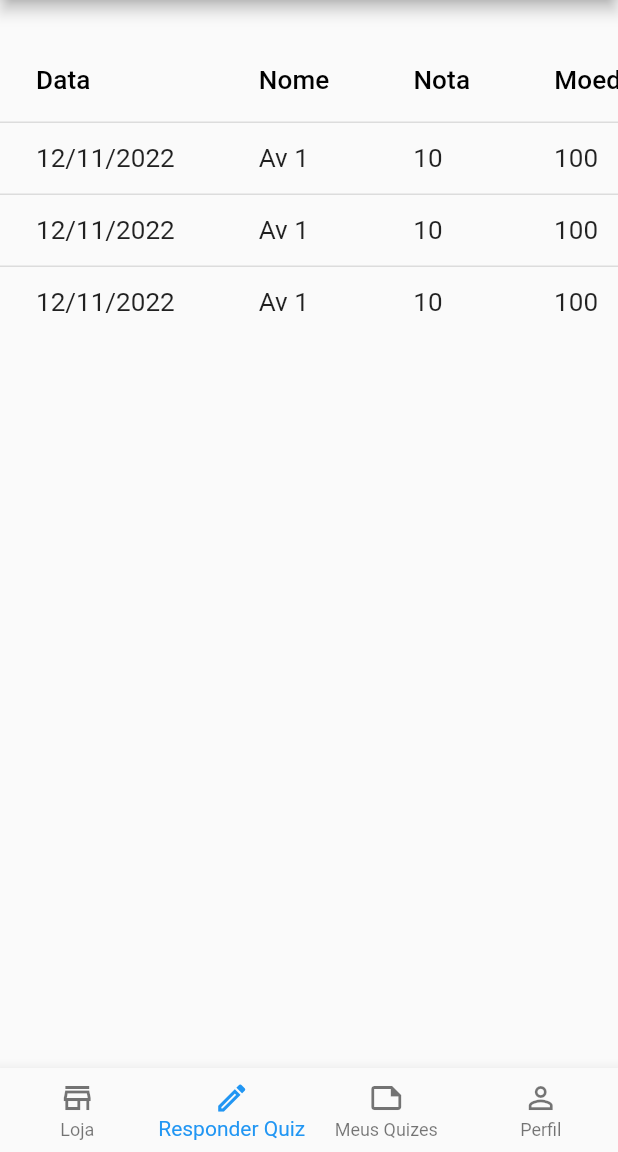
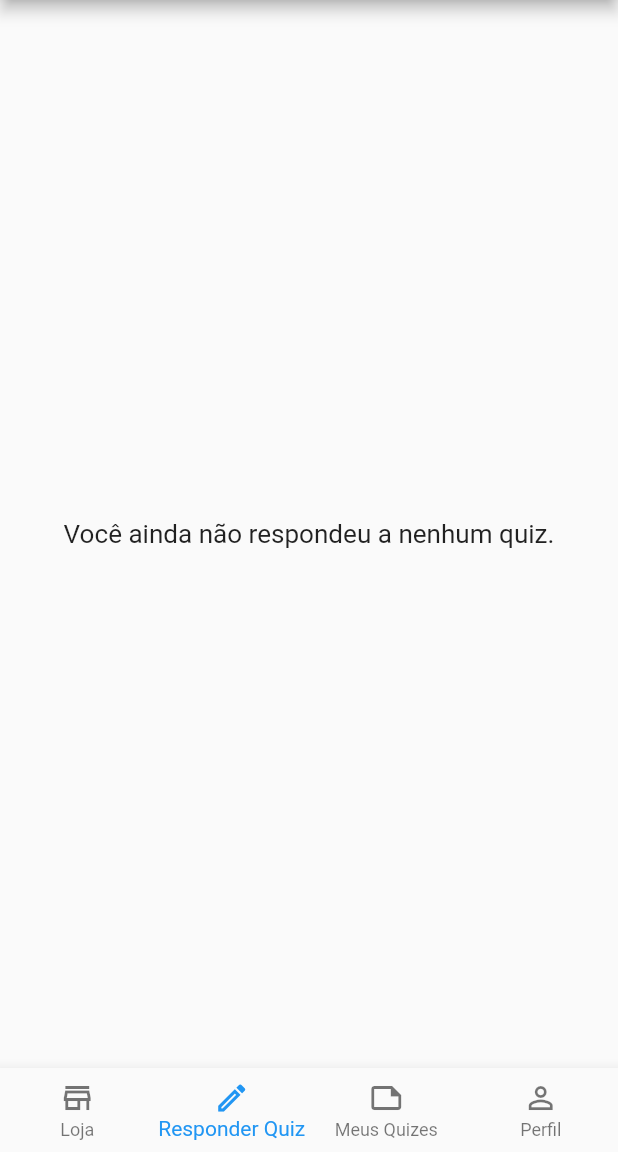
Before and after one commit to luizdebem/revisa-ai-mobile, a Flutter app: the HomeScreen screen opened by its route, swiped to page 3, on a phone screen of 412 x 824 dp, the part 84-1236 px from its top. Run offline on Flutter 3.47's test engine with Material 2 defaults, Android fonts, the light colour scheme and no system bars; our stand-ins replace carousel_slider, dio, flutter_form_builder, fluttertoast, localstorage, pin_code_fields and 1 more; missing offline and left inert: cookie_jar, dio_cookie_manager; accounts and stored records are empty.

```diff
--- a/lib/models/answer_model.dart
+++ b/lib/models/answer_model.dart
@@ -2,8 +2,8 @@ class Answer {
   String? _studentId;
   String? _quizId;
   List<int>? _answers;
-  double? _score;
-  double? _prizeEarned;
+  num? _score;
+  num? _prizeEarned;
   String? _sId;
   String? _createdAt;
   String? _updatedAt;
@@ -12,8 +12,8 @@ class Answer {
     String? studentId,
     String? quizId,
     List<int>? answers,
-    double? score,
-    double? prizeEarned,
+    num? score,
+    num? prizeEarned,
     String? sId,
     String? createdAt,
     String? updatedAt,
@@ -50,10 +50,10 @@ class Answer {
   set quizId(String? quizId) => _quizId = quizId;
   List<int>? get answers => _answers;
   set answers(List<int>? answers) => _answers = answers;
-  double? get score => _score;
-  set score(double? score) => _score = score;
-  double? get prizeEarned => _prizeEarned;
-  set prizeEarned(double? prizeEarned) => _prizeEarned = prizeEarned;
+  num? get score => _score;
+  set score(num? score) => _score = score;
+  num? get prizeEarned => _prizeEarned;
+  set prizeEarned(num? prizeEarned) => _prizeEarned = prizeEarned;
   String? get sId => _sId;
   set sId(String? sId) => _sId = sId;
   String? get createdAt => _createdAt;
--- a/lib/screens/my_quizzes_screen.dart
+++ b/lib/screens/my_quizzes_screen.dart
@@ -1,4 +1,10 @@
+import 'dart:convert';
+
 import 'package:flutter/material.dart';
+import 'package:intl/intl.dart';
+import 'package:revisa_ai_mobile/models/answer_model.dart';
+import 'package:revisa_ai_mobile/services/quiz_service.dart';
+import 'package:shared_preferences/shared_preferences.dart';
 
 class MyQuizzesScreen extends StatefulWidget {
   const MyQuizzesScreen({Key? key}) : super(key: key);
@@ -8,17 +14,45 @@ class MyQuizzesScreen extends StatefulWidget {
 }
 
 class _MyQuizzesScreenState extends State<MyQuizzesScreen> {
+  final DateFormat formatter = DateFormat('dd/MM/yyyy');
+
+  late List<Answer> answers = [];
+
+  void fetchAnswers() async {
+    final prefs = await SharedPreferences.getInstance();
+
+    final res = await QuizService.listByStudentId(
+      jsonDecode(prefs.getString("user")!)["_id"],
+    );
+    final resParsed = res.data as List;
+
+    List<Answer> appendList = [];
+
+    for (var element in resParsed) {
+      appendList.add(Answer.fromJson(element));
+    }
+
+    setState(() {
+      answers = appendList;
+    });
+    print(answers);
+  }
+
+  @override
+  void initState() {
+    super.initState();
+    fetchAnswers();
+  }
+
   @override
   Widget build(BuildContext context) {
-    return SingleChildScrollView(
+    return answers.isNotEmpty
+        ? SingleChildScrollView(
             padding: const EdgeInsets.symmetric(vertical: 25),
             child: DataTable(
               columns: const [
                 DataColumn(
                   label: Text("Data"),
-          ),
-          DataColumn(
-            label: Text("Nome"),
                 ),
                 DataColumn(
                   label: Text("Nota"),
@@ -27,32 +61,29 @@ class _MyQuizzesScreenState extends State<MyQuizzesScreen> {
                   label: Text("Moedas"),
                 ),
               ],
-        rows: const [
-          DataRow(
+              rows: [
+                ...answers.map((a) {
+                  return DataRow(
                     cells: [
-              DataCell(Text("12/11/2022")),
-              DataCell(Text("Av 1")),
-              DataCell(Text("10")),
-              DataCell(Text("100")),
+                      DataCell(
+                        Text(
+                          formatter.format(
+                            DateTime.parse(
+                              a.createdAt!,
+                            ),
+                          ),
+                        ),
+                      ),
+                      DataCell(Text("${a.score}")),
+                      DataCell(Text("${a.prizeEarned}")),
                     ],
-          ),
-          DataRow(
-            cells: [
-              DataCell(Text("12/11/2022")),
-              DataCell(Text("Av 1")),
-              DataCell(Text("10")),
-              DataCell(Text("100")),
+                  );
+                })
               ],
-          ),
-          DataRow(
-            cells: [
-              DataCell(Text("12/11/2022")),
-              DataCell(Text("Av 1")),
-              DataCell(Text("10")),
-              DataCell(Text("100")),
-            ],
-          ),
-        ],
+            ))
+        : const Center(
+            child: Text(
+              "Você ainda não respondeu a nenhum quiz.",
             ),
           );
   }
--- a/lib/screens/result_screen.dart
+++ b/lib/screens/result_screen.dart
@@ -44,7 +44,7 @@ class _ResultScreenState extends State<ResultScreen> {
               children: [
                 Text(greetingMessage()),
                 Text(
-                  answer.score!.toStringAsFixed(1),
+                  answer.score!.toString(),
                   style: const TextStyle(fontSize: 150, color: Colors.blue),
                 ),
                 Row(
@@ -52,7 +52,7 @@ class _ResultScreenState extends State<ResultScreen> {
                   children: [
                     const Text("Moedas recebidas neste quiz: "),
                     Text(
-                      "${answer.prizeEarned!.toStringAsFixed(1)} moedas.",
+                      "${answer.prizeEarned!.toString()} moedas.",
                       style: const TextStyle(color: Colors.blue),
                     ),
                   ],
--- a/pubspec.yaml
+++ b/pubspec.yaml
@@ -44,6 +44,7 @@ dependencies:
   dio_cookie_manager: ^2.0.0
   cookie_jar: ^3.0.1
   shared_preferences: ^2.0.15
+  intl: ^0.17.0
 
 dev_dependencies:
   flutter_test:
```
Also changed, not shown: lib/components/base_text_field.dart (+13 -14 lines), lib/screens/profile_screen.dart (+7 -10 lines), lib/services/quiz_service.dart (+13 -0 lines), pubspec.lock. Lines whose indentation alone changed are shown as unchanged.
